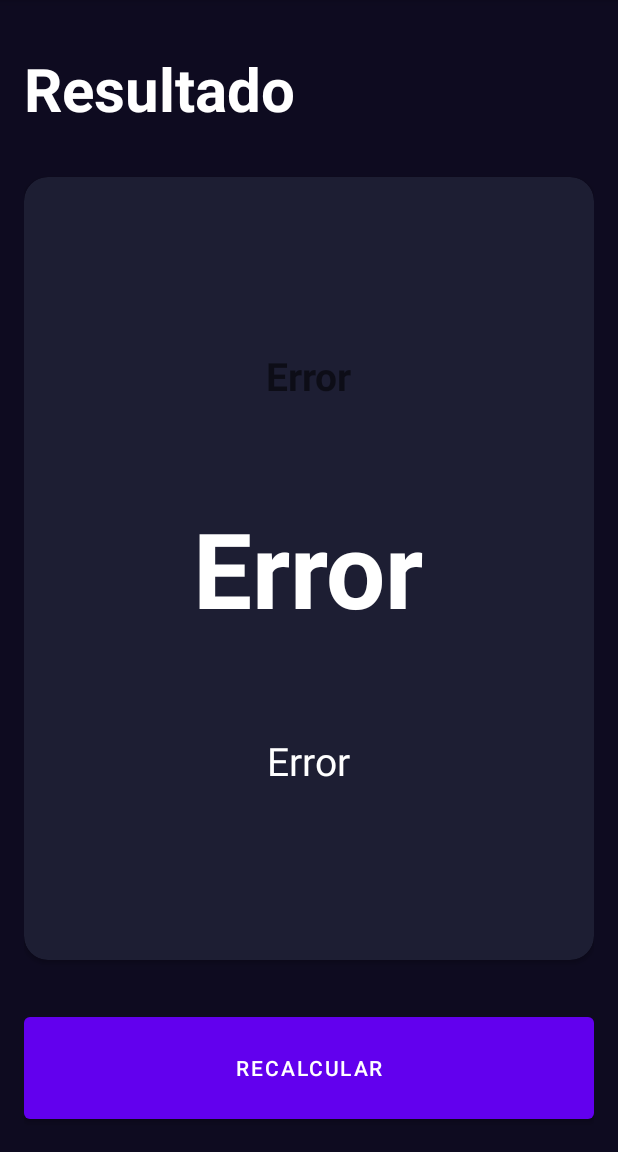
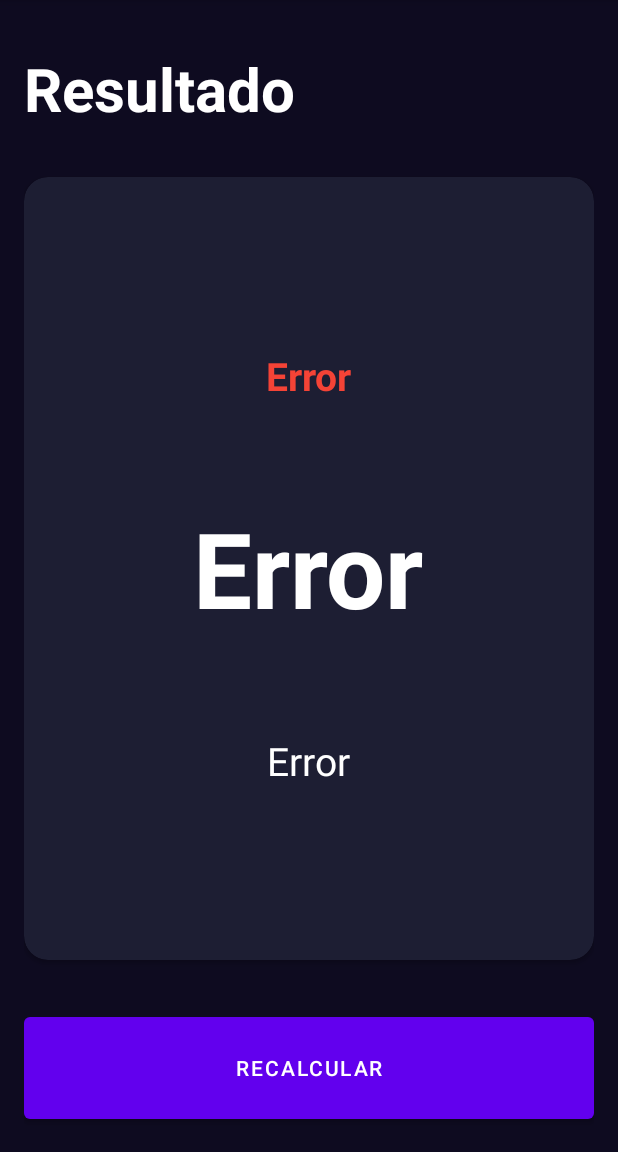
Before and after one commit to ZoiloGranda/curso-kotlin, an Android app: the ResultIMCActivity screen opened directly, with no data from a screen before it, on a phone screen of 412 x 824 dp, the part 84-1236 px from its top. Run offline under Robolectric (Android 15) with nearby library versions, the phone set to English and light mode, and no system bars.

Commit message:
result finish

```diff
--- a/app/src/main/java/com/example/androidtestapp/imccalculator/IMCCalculatorActivity.kt
+++ b/app/src/main/java/com/example/androidtestapp/imccalculator/IMCCalculatorActivity.kt
@@ -96,14 +96,14 @@ class IMCCalculatorActivity : AppCompatActivity() {
 
     private fun navigateToResult(result: Double) {
         val intent = Intent(this, ResultIMCActivity::class.java)
-        intent.putExtra("IMC_KEY", result)
+        intent.putExtra(IMC_KEY, result)
+        startActivity(intent)
     }
 
     private fun calculateIMC(): Double {
         val df = DecimalFormat("#.##")
         val imc = currentWeight / (currentHeight.toDouble() / 100 * currentHeight.toDouble() / 100)
         return df.format(imc).toDouble()
-
     }
 
     private fun setWeight() {
--- a/app/src/main/java/com/example/androidtestapp/imccalculator/ResultIMCActivity.kt
+++ b/app/src/main/java/com/example/androidtestapp/imccalculator/ResultIMCActivity.kt
@@ -1,8 +1,11 @@
 package com.example.androidtestapp.imccalculator
 
+import android.os.Bundle
+import android.util.Log
+import android.widget.Button
+import android.widget.TextView
 import androidx.appcompat.app.AppCompatActivity
-import android.os.Bundle
-import android.widget.TextView
+import androidx.core.content.ContextCompat
 import com.example.androidtestapp.R
 import com.example.androidtestapp.imccalculator.IMCCalculatorActivity.Companion.IMC_KEY
 
@@ -10,12 +13,18 @@ class ResultIMCActivity : AppCompatActivity() {
     private lateinit var tvResult: TextView
     private lateinit var tvIMC: TextView
     private lateinit var tvDescription: TextView
+    private lateinit var btnRecalculate:Button
     override fun onCreate(savedInstanceState: Bundle?) {
         super.onCreate(savedInstanceState)
         setContentView(R.layout.activity_result_imcactivity)
         val result: Double = intent.extras?.getDouble(IMC_KEY) ?: -1.0
         initComponents()
         initUI(result)
+        initListeners()
+    }
+
+    private fun initListeners() {
+        btnRecalculate.setOnClickListener { onBackPressed() }
     }
 
     private fun initUI(result: Double) {
@@ -23,21 +32,25 @@ class ResultIMCActivity : AppCompatActivity() {
         when (result) {
             in 0.00..18.50 -> {
                 tvResult.text = getString(R.string.title_bajo_peso)
+                tvResult.setTextColor(ContextCompat.getColor(this, R.color.peso_bajo))
                 tvDescription.text =getString(R.string.description_bajo_peso)
             }
 
             in 18.51..24.99 -> {
                 tvResult.text  = getString(R.string.title_peso_normal)
+                tvResult.setTextColor(ContextCompat.getColor(this, R.color.peso_normal))
                 tvDescription.text = getString(R.string.description_peso_normal)
             }
 
             in 25.00..29.99 -> {
                 tvResult.text = getString(R.string.title_sobrepeso)
+                tvResult.setTextColor(ContextCompat.getColor(this, R.color.peso_sobrepeso))
                 tvDescription.text =  getString(R.string.description_sobrepeso)
             }
 
             in 30.00..99.99 -> {
                 tvResult.text= getString(R.string.title_obesidad)
+                tvResult.setTextColor(ContextCompat.getColor(this, R.color.obesidad))
                 tvDescription.text= getString(R.string.description_obesidad)
             }
 
@@ -45,6 +58,7 @@ class ResultIMCActivity : AppCompatActivity() {
                 tvIMC.text = getString(R.string.error)
                 tvResult.text = getString(R.string.error)
                 tvDescription.text = getString(R.string.error)
+                tvResult.setTextColor(ContextCompat.getColor(this, R.color.obesidad))
             }
         }
     }
@@ -53,5 +67,6 @@ class ResultIMCActivity : AppCompatActivity() {
         tvIMC = findViewById(R.id.tvIMC)
         tvResult = findViewById(R.id.tvResult)
         tvDescription = findViewById(R.id.tvDescription)
+        btnRecalculate = findViewById(R.id.btnRecalculate)
     }
 }
--- a/app/src/main/res/layout/activity_imccalculator.xml
+++ b/app/src/main/res/layout/activity_imccalculator.xml
@@ -104,7 +104,7 @@
                 android:id="@+id/tvHeight"
                 android:layout_width="wrap_content"
                 android:layout_height="wrap_content"
-                android:text="120cm"
+                android:text="120 cm"
                 android:textColor="@color/white"
                 android:textSize="38sp"
                 android:textStyle="bold"></TextView>
--- a/app/src/main/res/values/colors.xml
+++ b/app/src/main/res/values/colors.xml
@@ -14,5 +14,9 @@
     <color name="background_button">#EB1555</color>
     <color name="title_text">#FF8D8E98</color>
     <color name="background_fab">#FF6200EE</color>
+    <color name="peso_bajo">#FFEB3B</color>
+    <color name="peso_normal">#4CAF50</color>
+    <color name="peso_sobrepeso">#FF9800</color>
+    <color name="obesidad">#F44336</color>
 
 </resources>
```
